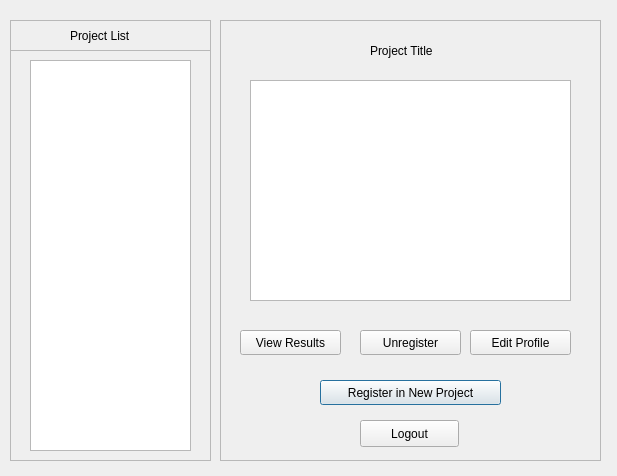
Above: studentmanageprojectview.ui from abhinavthukral28/stuPID before the change. Below: the same form after it.
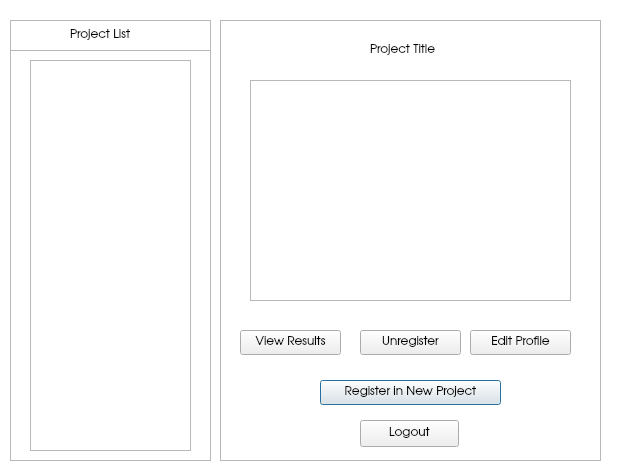
That is the form after the change.

Patch:
```diff
--- a/studentmanageprojectview.ui
+++ b/studentmanageprojectview.ui
@@ -13,6 +13,11 @@
   <property name="windowTitle">
    <string>Manage Project</string>
   </property>
+  <property name="styleSheet">
+   <string notr="true">QDialog{
+background:white;
+}</string>
+  </property>
   <widget class="QListWidget" name="listWidget">
    <property name="geometry">
     <rect>
@@ -85,6 +90,11 @@
        <height>31</height>
       </rect>
      </property>
+     <property name="font">
+      <font>
+       <family>URW Gothic L</family>
+      </font>
+     </property>
      <property name="text">
       <string>Project List</string>
      </property>
@@ -115,6 +125,11 @@
       <height>21</height>
      </rect>
     </property>
+    <property name="font">
+     <font>
+      <family>URW Gothic L</family>
+     </font>
+    </property>
     <property name="text">
      <string>Project Title</string>
     </property>
@@ -128,6 +143,11 @@
       <height>25</height>
      </rect>
     </property>
+    <property name="font">
+     <font>
+      <family>URW Gothic L</family>
+     </font>
+    </property>
     <property name="text">
      <string>Register in New Project</string>
     </property>
@@ -141,6 +161,11 @@
       <height>25</height>
      </rect>
     </property>
+    <property name="font">
+     <font>
+      <family>URW Gothic L</family>
+     </font>
+    </property>
     <property name="text">
      <string>Unregister</string>
     </property>
@@ -154,6 +179,11 @@
       <height>25</height>
      </rect>
     </property>
+    <property name="font">
+     <font>
+      <family>URW Gothic L</family>
+     </font>
+    </property>
     <property name="text">
      <string>View Results</string>
     </property>
@@ -167,6 +197,11 @@
       <height>25</height>
      </rect>
     </property>
+    <property name="font">
+     <font>
+      <family>URW Gothic L</family>
+     </font>
+    </property>
     <property name="text">
      <string>Edit Profile</string>
     </property>
@@ -180,6 +215,11 @@
       <height>27</height>
      </rect>
     </property>
+    <property name="font">
+     <font>
+      <family>URW Gothic L</family>
+     </font>
+    </property>
     <property name="text">
      <string>Logout</string>
     </property>
```
Left out of the diff: 10 changed lines with no effect on the pictures.
